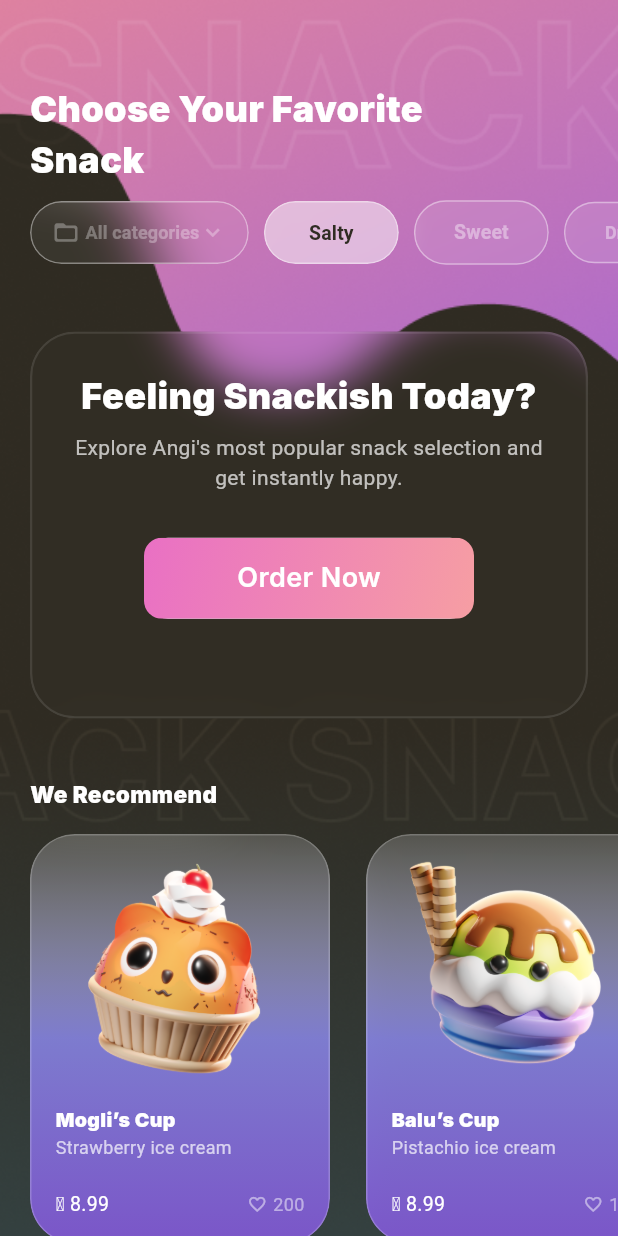
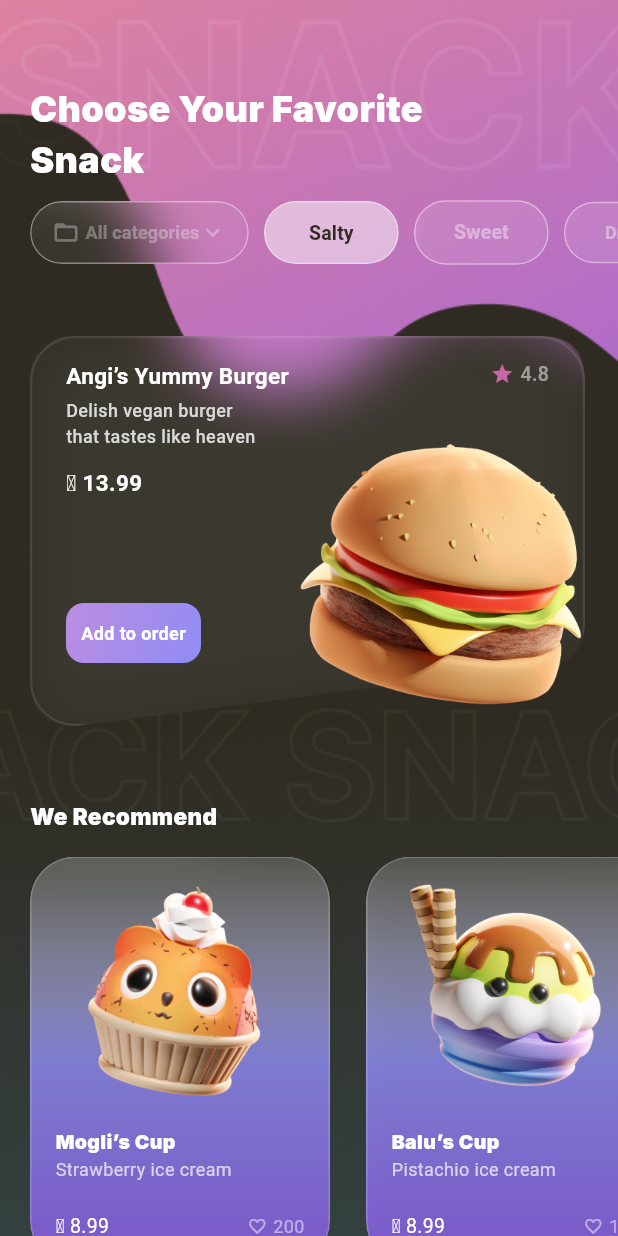
Before and after one commit to CathsDev/jp_app, a Flutter app: the ChooseFavoriteScreen screen opened directly, on a phone screen of 412 x 824 dp. Run offline on Flutter 3.47's test engine with Material 3 defaults, Android fonts, the phone set to English and light mode, and no system bars; our stand-ins replace google_fonts.

Commit message:
favorite_card styling

```diff
--- a/lib/src/features/choose_favorite/presentation/choose_favorite_screen.dart
+++ b/lib/src/features/choose_favorite/presentation/choose_favorite_screen.dart
@@ -137,7 +137,9 @@ class _ChooseFavoriteScreenState extends State<ChooseFavoriteScreen> {
                       ],
                     ),
                   ),
-                  FavoriteCard(),
+                  SizedBox(height: 45),
+                  SizedBox(height: 300, width: 370, child: FavoriteCard()),
+
                   SizedBox(height: 10),
                   Column(
                     crossAxisAlignment: CrossAxisAlignment.start,
--- a/lib/src/features/choose_favorite/presentation/favorite_card.dart
+++ b/lib/src/features/choose_favorite/presentation/favorite_card.dart
@@ -1,22 +1,29 @@
 import 'dart:ui';
 
 import 'package:flutter/material.dart';
-import 'package:google_fonts/google_fonts.dart';
-import 'package:jp_app/src/shared/widgets/glowing_button.dart';
 
 class FavoriteCard extends StatelessWidget {
   const FavoriteCard({super.key});
 
   @override
   Widget build(BuildContext context) {
-    return Container(
-      padding: EdgeInsets.fromLTRB(0, 42, 20, 30),
-      height: 330,
-      child: ClipRRect(
-        borderRadius: BorderRadius.circular(30),
+    return Stack(
+      children: [
+        ClipPath(
+          clipper: DiagonalClipper(),
+          child: Container(
+            height: 260,
+            decoration: BoxDecoration(
+              color: Colors.white.withValues(alpha: 0.05), // Border-Farbe
+            ),
+          ),
+        ),
+        ClipPath(
+          clipper: DiagonalClipper(),
           child: BackdropFilter(
-          filter: ImageFilter.blur(sigmaX: 15, sigmaY: 15),
+            filter: ImageFilter.blur(sigmaX: 20, sigmaY: 20),
             child: Container(
+              height: 260,
               decoration: BoxDecoration(
                 color: Colors.white.withValues(alpha: 0.01),
                 borderRadius: BorderRadius.circular(30),
@@ -25,32 +32,154 @@ class FavoriteCard extends StatelessWidget {
                   width: 1.5,
                 ),
               ),
-            padding: const EdgeInsets.all(24),
+            ),
+          ),
+        ),
+        Positioned.fill(
+          child: Padding(
+            padding: const EdgeInsets.fromLTRB(24, 16, 24, 0),
+            child: Row(
+              mainAxisAlignment: MainAxisAlignment.spaceBetween,
+              children: [
+                // Linke Spalte
+                Expanded(
                   child: Column(
-              mainAxisSize: MainAxisSize.min,
+                    crossAxisAlignment: CrossAxisAlignment.start,
                     children: [
                       Text(
-                  "Feeling Snackish Today?",
-                  textAlign: TextAlign.center,
-                  style: GoogleFonts.inter(
-                    fontSize: 24,
-                    fontWeight: FontWeight.w900,
+                        "Angi’s Yummy Burger ",
+                        style: TextStyle(
+                          fontSize: 15,
+                          fontWeight: FontWeight.w700,
                           color: Colors.white,
                         ),
                       ),
-                const SizedBox(height: 8),
-                const Text(
-                  "Explore Angi's most popular snack selection and get instantly happy.",
-                  textAlign: TextAlign.center,
-                  style: TextStyle(color: Colors.white70),
+                      const SizedBox(height: 4),
+                      Text(
+                        "Delish vegan burger \nthat tastes like heaven",
+                        style: TextStyle(
+                          fontSize: 12,
+                          fontWeight: FontWeight.w500,
+                          color: Color(0xFFD9D9D9),
                         ),
-                const SizedBox(height: 30),
-                GlowingButton(),
+                      ),
+                      SizedBox(height: 12),
+                      Text(
+                        '₳ 13.99',
+                        style: TextStyle(
+                          fontSize: 15,
+                          fontWeight: FontWeight.w700,
+                          color: Colors.white,
+                        ),
+                      ),
+                      const SizedBox(height: 70),
+                      Material(
+                        borderRadius: BorderRadius.circular(16),
+                        child: InkWell(
+                          onTap: () {
+                            // Button
+                          },
+                          borderRadius: BorderRadius.circular(16),
+                          child: Ink(
+                            width: 90,
+                            height: 40,
+                            decoration: BoxDecoration(
+                              gradient: const LinearGradient(
+                                colors: [
+                                  Color.fromRGBO(144, 140, 245, 1),
+                                  Color.fromRGBO(187, 141, 225, 1),
+                                ],
+                                begin: Alignment.bottomRight,
+                                end: Alignment.topLeft,
+                              ),
+                              borderRadius: BorderRadius.circular(12),
+                            ),
+                            child: Center(
+                              child: Text(
+                                'Add to order',
+                                style: TextStyle(
+                                  color: Colors.white,
+                                  fontSize: 12,
+                                  fontWeight: FontWeight.w600,
+                                ),
+                              ),
+                            ),
+                          ),
+                        ),
+                      ),
+                    ],
+                  ),
+                ),
+                // Rechte Spalte
+                Column(
+                  children: [
+                    Row(
+                      children: [
+                        Icon(Icons.star, size: 16, color: Color(0xccEA71C5)),
+                        SizedBox(width: 4),
+                        Text(
+                          '4.8',
+                          style: TextStyle(
+                            fontSize: 13,
+                            fontWeight: FontWeight.w500,
+                            color: Colors.white.withValues(alpha: 0.5),
+                          ),
+                        ),
+                      ],
+                    ),
+                  ],
+                ),
               ],
             ),
           ),
         ),
+        Positioned(
+          bottom: 30,
+          right: -20,
+          child: Image.asset(
+            'assets/images/burger.png',
+            height: 220,
+            fit: BoxFit.contain,
           ),
+        ),
+      ],
     );
   }
 }
+
+class DiagonalClipper extends CustomClipper<Path> {
+  @override
+  Path getClip(Size size) {
+    const double radius = 30;
+    const double slope = 40; // Höhenunterschied der unteren Kante
+
+    final path = Path();
+
+    // Oben links (runde Ecke)
+    path.moveTo(0, radius);
+    path.quadraticBezierTo(0, 0, radius, 0);
+
+    // Oben rechts (runde Ecke)
+    path.lineTo(size.width - radius, 0);
+    path.quadraticBezierTo(size.width, 0, size.width, radius);
+
+    // Unten rechts höher (runde Ecke)
+    path.lineTo(size.width, size.height - slope - radius);
+    path.quadraticBezierTo(
+      size.width,
+      size.height - slope,
+      size.width - radius,
+      size.height - slope,
+    );
+
+    // Unten links tiefer (runde Ecke)
+    path.lineTo(radius, size.height);
+    path.quadraticBezierTo(0, size.height, 0, size.height - radius);
+
+    path.close();
+    return path;
+  }
+
+  @override
+  bool shouldReclip(CustomClipper<Path> oldClipper) => false;
+}
--- /dev/null
+++ b/lib/src/features/choose_favorite/presentation/special_card.dart
@@ -0,0 +1,59 @@
+import 'package:flutter/material.dart';
+
+class FancyInnerShadowButton extends StatelessWidget {
+  final String label;
+  final VoidCallback onTap;
+
+  const FancyInnerShadowButton({
+    super.key,
+    required this.label,
+    required this.onTap,
+  });
+
+  @override
+  Widget build(BuildContext context) {
+    final borderRadius = BorderRadius.circular(20);
+
+    return GestureDetector(
+      onTap: onTap,
+      child: Container(
+        padding: const EdgeInsets.symmetric(horizontal: 24, vertical: 14),
+        decoration: BoxDecoration(
+          borderRadius: borderRadius,
+          gradient: const LinearGradient(
+            begin: Alignment.topLeft,
+            end: Alignment.bottomRight,
+            colors: [
+              Color(0xFFDE8FFF), // Rosa
+              Color(0xFF8B80F9), // Violett
+            ],
+          ),
+          boxShadow: [
+            BoxShadow(
+              color: Colors.black.withValues(alpha: 0.25),
+              offset: const Offset(2, 2),
+              blurRadius: 4,
+              spreadRadius: -1,
+            ),
+            BoxShadow(
+              color: Colors.white.withValues(alpha: 0.3),
+              offset: const Offset(-2, -2),
+              blurRadius: 4,
+              spreadRadius: -1,
+            ),
+          ],
+        ),
+        child: Center(
+          child: Text(
+            label,
+            style: const TextStyle(
+              color: Colors.white,
+              fontWeight: FontWeight.bold,
+              fontSize: 14,
+            ),
+          ),
+        ),
+      ),
+    );
+  }
+}
--- a/lib/src/shared/widgets/glowing_button.dart
+++ b/lib/src/shared/widgets/glowing_button.dart
@@ -8,18 +8,6 @@ class GlowingButton extends StatelessWidget {
   @override
   Widget build(BuildContext context) {
     return Center(
-      /* child: Column(
-        mainAxisSize: MainAxisSize.min,
-        children: <Widget>[
-          ElevatedButton(
-            style: ElevatedButton.styleFrom(
-              textStyle: const TextStyle(fontSize: 20),
-            ),
-            onPressed: () {},
-            child: const Text('Enabled'),
-          ),
-        ],
-      ), */
       child: Material(
         borderRadius: BorderRadius.circular(16),
         child: InkWell(
```
Also changed, not shown: lib/src/features/choose_favorite/presentation/card_clipper.dart (added). Lines whose indentation alone changed are shown as unchanged.
